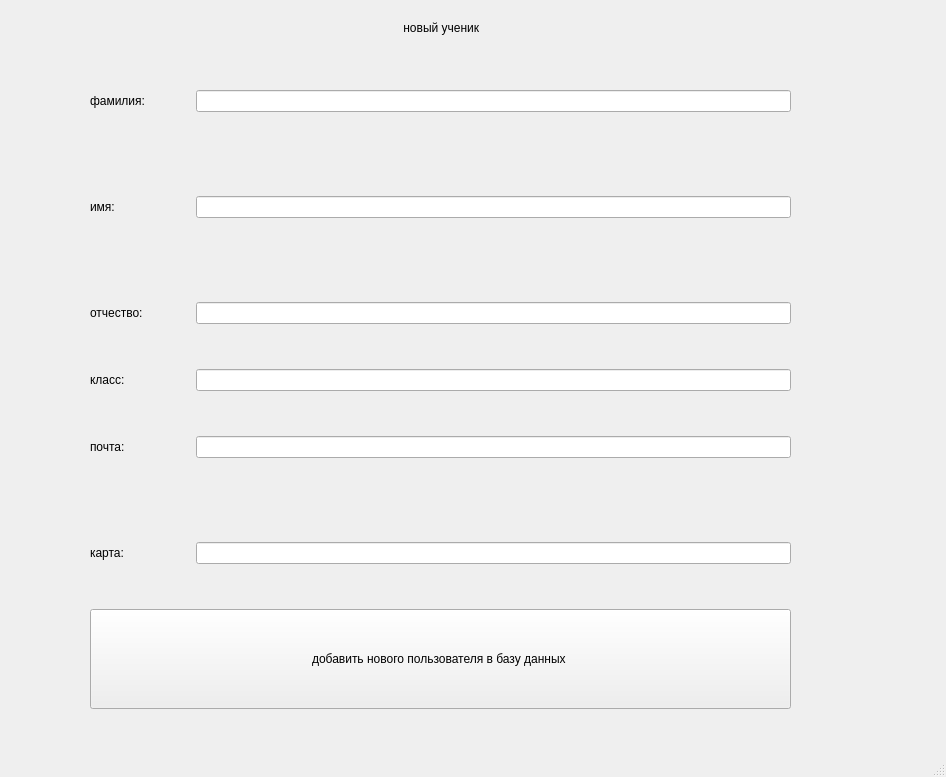
The window that append_student.ui (Kateriabova/NFC--lock) describes before a commit, drawn with Qt 5.
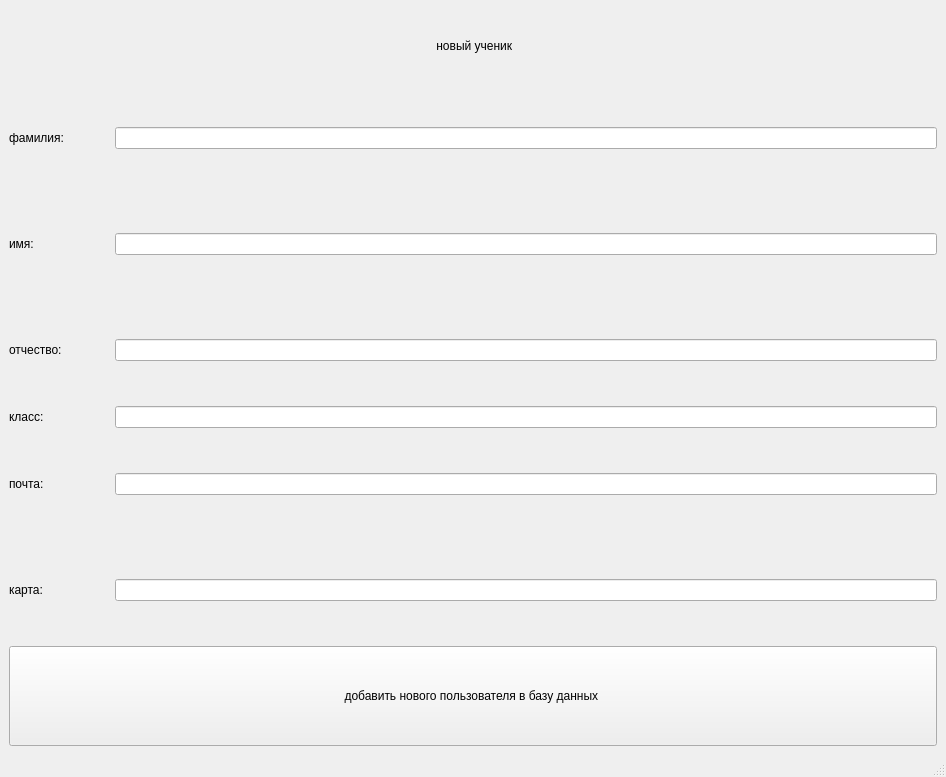
The same window after the commit.

Commit message: added layouts by kate!!!

```diff
--- a/append_student.ui
+++ b/append_student.ui
@@ -14,15 +14,8 @@
    <string>MainWindow</string>
   </property>
   <widget class="QWidget" name="centralwidget">
-   <widget class="QWidget" name="gridLayoutWidget_2">
-    <property name="geometry">
-     <rect>
-      <x>90</x>
-      <y>10</y>
-      <width>701</width>
-      <height>699</height>
-     </rect>
-    </property>
+   <layout class="QVBoxLayout" name="verticalLayout">
+    <item>
     <layout class="QGridLayout" name="gridLayout_2">
      <item row="2" column="0">
       <widget class="QPushButton" name="append_student">
@@ -175,7 +168,8 @@
       </layout>
      </item>
     </layout>
-   </widget>
+    </item>
+   </layout>
   </widget>
   <widget class="QMenuBar" name="menubar">
    <property name="geometry">
```
Left out of the diff: 2 changed lines with no effect on the pictures. Lines whose indentation alone changed are shown as unchanged. The commit also changes 1 other file.
